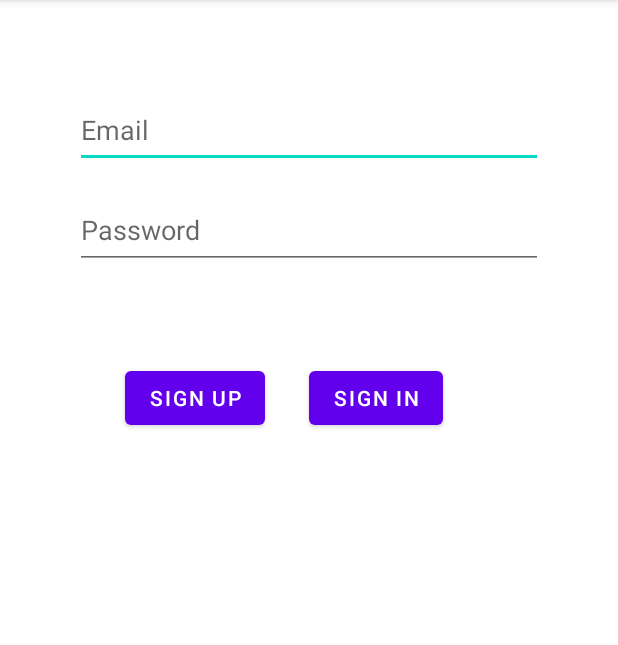
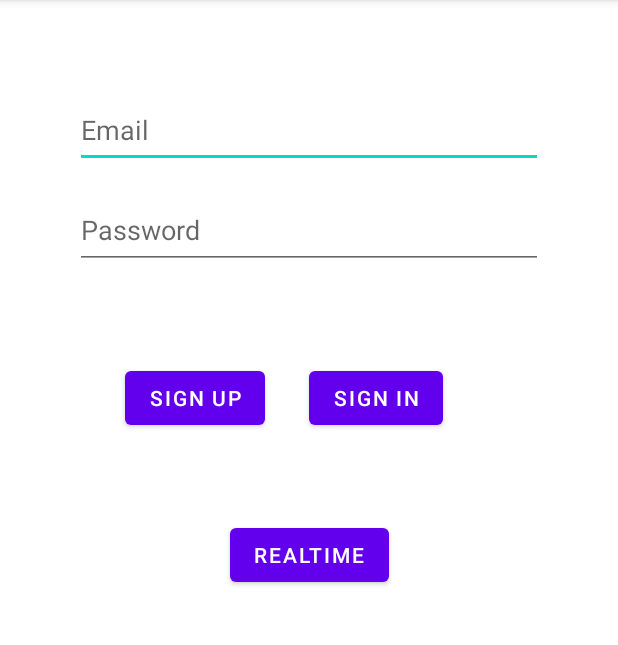
Before and after one commit to Britza/Intent, an Android app: the screen it shows after launch (MainActivity), on a phone screen of 412 x 824 dp, the part 84-729 px from its top. Run offline under Robolectric (Android 15) with nearby library versions, the phone set to English and light mode, and no system bars; our stand-ins replace Firebase (no records; nobody signed in at launch, a user with empty details on screens opened directly).

```diff
--- a/app/build.gradle
+++ b/app/build.gradle
@@ -47,7 +47,8 @@ dependencies {
     //dependencia para la biblioteca de autenticación de Firebase
     implementation 'com.google.firebase:firebase-auth-ktx'
     //permite administrar todas las versiones de tus bibliotecas de Firebase con solo especificar una versión, la versión de la BoM.
-    implementation platform('com.google.firebase:firebase-bom:29.0.1')
+    implementation platform('com.google.firebase:firebase-bom:29.0.3')
+    implementation 'com.google.firebase:firebase-database-ktx'
 }
 
 apply plugin: 'com.android.application'
--- a/app/src/debug/res/values/google_maps_api.xml
+++ b/app/src/debug/res/values/google_maps_api.xml
@@ -20,5 +20,5 @@
     Once you have your key (it starts with "AIza"), replace the "google_maps_key"
     string in this file.
     -->
-    <string name="google_maps_key" templateMergeStrategy="preserve" translatable="false">YOUR_KEY_HERE</string>
+    <string name="google_maps_key" templateMergeStrategy="preserve" translatable="false">AIzaSyB_CfjUN9KdTXMQBejPD9PDbaP71cBmKE0</string>
 </resources>
--- a/app/src/main/java/com/example/intent/MainActivity.kt
+++ b/app/src/main/java/com/example/intent/MainActivity.kt
@@ -1,25 +1,28 @@
 package com.example.intent
 
-import android.content.ContentValues.TAG
 import android.content.Intent
 import androidx.appcompat.app.AppCompatActivity
 import android.os.Bundle
 import android.util.Log
-import android.view.View
 import android.widget.Button
 import android.widget.EditText
 import android.widget.Toast
-import androidx.core.content.ContextCompat
-import androidx.core.content.ContextCompat.startActivity
 import com.google.firebase.auth.FirebaseAuth
 import com.google.firebase.auth.FirebaseUser
 import com.google.firebase.auth.ktx.auth
+import com.google.firebase.database.DatabaseReference
+import com.google.firebase.database.FirebaseDatabase
+import com.google.firebase.database.ktx.database
 import com.google.firebase.ktx.Firebase
 
 class MainActivity : AppCompatActivity() {
 
+    private val TAG = "RealTime"
+
     //Declaramos la variable auth
     private lateinit var auth: FirebaseAuth
+    //Declaramos la variable de database
+    private lateinit var database: DatabaseReference
 
 
     //Declaramos las variables de email, contraseña, registrar e iniciar
@@ -28,6 +31,7 @@ class MainActivity : AppCompatActivity() {
     lateinit var registrar: Button
     lateinit var iniciar: Button
     lateinit var mapaIntent: Intent
+    lateinit var realTime: Button
 
     override fun onCreate(savedInstanceState: Bundle?) {
         super.onCreate(savedInstanceState)
@@ -39,10 +43,16 @@ class MainActivity : AppCompatActivity() {
         registrar = findViewById(R.id.registrar)
         iniciar = findViewById(R.id.iniciar)
         mapaIntent = Intent(this, MapsActivity::class.java)
+        realTime = findViewById(R.id.realtime)
 
 
         //Inicializamos Fire base auth
         auth = Firebase.auth
+
+        //Inicializamos la database
+        database = Firebase.database.reference
+
+
 
 
         //Hacemos la llamada para el metodo de crear cuenta
@@ -56,6 +66,18 @@ class MainActivity : AppCompatActivity() {
             signIn(email.text.toString(), password.text.toString())
 
         }
+        realTime.setOnClickListener {
+            writeNewUser("AA03", 4.567, 5.678, "pepe" )
+        }
+
+    }
+
+    private fun writeNewUser(id: String, lt: Double, lg: Double, nombre: String){
+        Log.d(TAG, "Escribiendo datos")
+        val user = users( lt, lg, nombre)
+        Log.d (TAG, user.toString())
+
+        database.setValue("{a:1}")
 
     }
 
--- /dev/null
+++ b/app/src/main/java/com/example/intent/users.kt
@@ -0,0 +1,6 @@
+package com.example.intent
+
+import com.google.firebase.database.IgnoreExtraProperties
+
+@IgnoreExtraProperties
+data class users( val lt: Double? = null, val lg: Double? = null, val nombre: String? = null )
--- a/app/src/main/res/layout/activity_main.xml
+++ b/app/src/main/res/layout/activity_main.xml
@@ -57,4 +57,15 @@
         app:layout_constraintStart_toEndOf="@+id/registrar"
         app:layout_constraintTop_toBottomOf="@+id/password" />
 
+    <Button
+        android:id="@+id/realtime"
+        android:layout_width="wrap_content"
+        android:layout_height="48dp"
+        android:text="RealTime"
+        app:layout_constraintBottom_toBottomOf="parent"
+        app:layout_constraintEnd_toEndOf="parent"
+        app:layout_constraintStart_toStartOf="parent"
+        app:layout_constraintTop_toTopOf="parent"
+        app:layout_constraintVertical_bias="0.481" />
+
 </androidx.constraintlayout.widget.ConstraintLayout>
```
